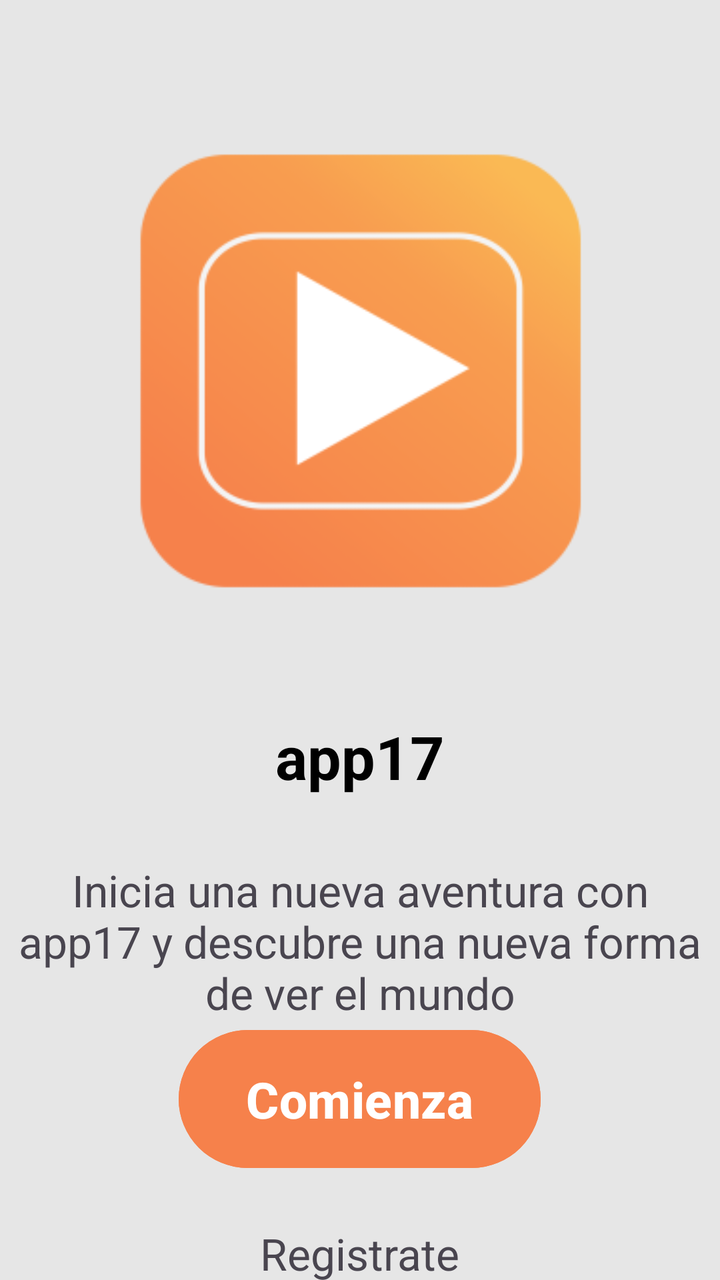
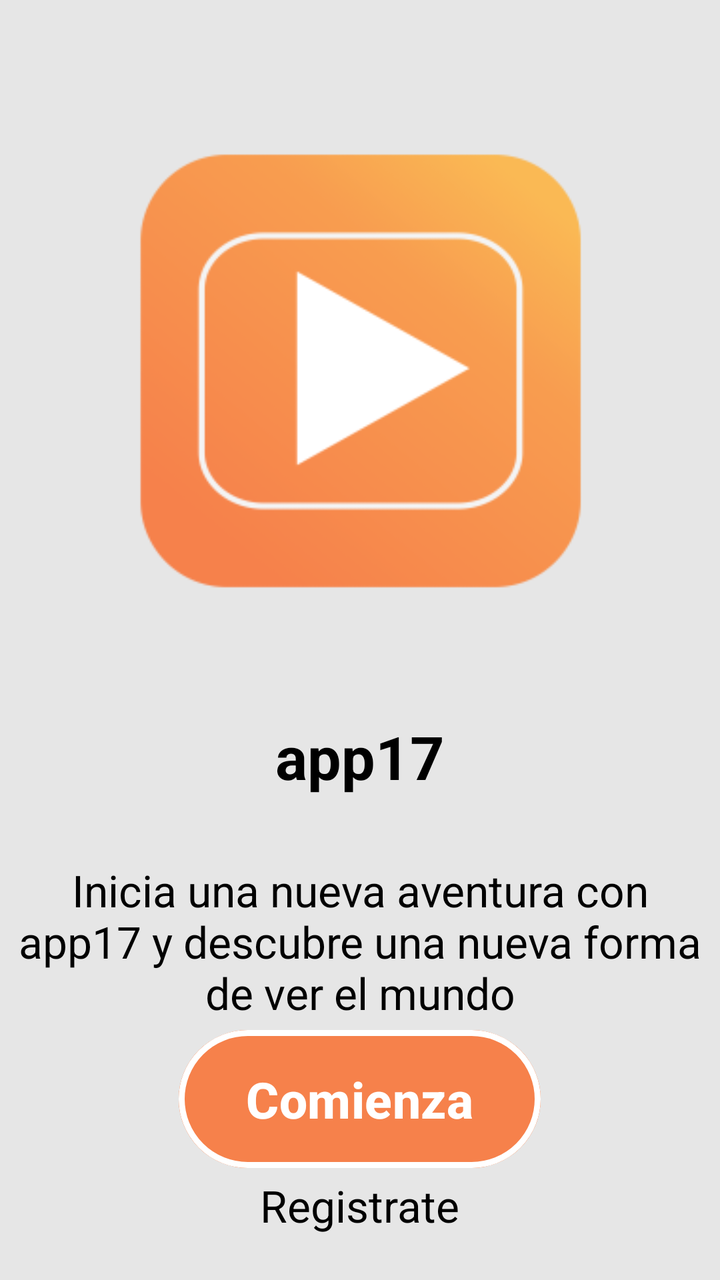

Before-and-after screenshots of an Android layout around one commit, followed by the original layout XML and the change that was made.
<!-- AndroidManifest.xml: application theme Theme.App17 -->
<!-- res/layout/activity_inicio.xml -->
<?xml version="1.0" encoding="utf-8"?>
<LinearLayout xmlns:android="http://schemas.android.com/apk/res/android"
    xmlns:tools="http://schemas.android.com/tools"
    android:id="@+id/main"
    android:layout_width="match_parent"
    android:layout_height="match_parent"
    android:background="@color/backgroundApp"
    android:orientation="vertical"
    android:gravity="center_horizontal"
    tools:context=".inicio.app17_screenstarting"
    android:fitsSystemWindows="true">

    <ImageView
        android:id="@+id/tv_bienvenidaScndScreen"
        android:layout_width="349dp"
        android:layout_height="306dp"
        android:layout_marginTop="32dp"
        android:src="@mipmap/ic_launcher_foreground" />

    <TextView
        android:id="@+id/txt_nameApp"
        android:layout_width="wrap_content"
        android:layout_height="wrap_content"
        android:layout_marginTop="20dp"
        android:text="@string/txt_scndScreenNameApp"
        android:textColor="@color/black"
        android:textSize="30sp"
        android:textStyle="bold" />

    <TextView
        android:id="@+id/txt_descripcionBienvenida"
        android:layout_width="352dp"
        android:layout_height="wrap_content"
        android:layout_marginTop="32dp"
        android:text="@string/txt_descripciónBienvenida"
        android:textAlignment="center"
        android:textSize="22sp" />

    <View
        android:layout_width="match_parent"
        android:layout_height="0dp"
        android:layout_weight="1" />

    <Button
        android:id="@+id/button_Start"
        android:layout_width="181dp"
        android:layout_height="77dp"
        android:layout_marginBottom="24dp"
        android:backgroundTint="@color/bttoncolor"
        android:text="@string/txt_startButton"
        android:textAlignment="center"
        android:textSize="25sp"
        android:textStyle="bold"
        android:strokeColor="#FFFFFF" />

    <TextView
        android:id="@+id/txt_register"
        android:layout_width="wrap_content"
        android:layout_height="wrap_content"
        android:layout_marginBottom="112dp"
        android:text="@string/txt_registerScndScreen"
        android:textSize="22sp" />

</LinearLayout>
<!-- resources referenced by this layout -->
<resources>
  <color name="backgroundApp">#E6E6E6</color>
  <color name="black">#FF000000</color>
  <color name="bttoncolor">#F6814B</color>
  <!-- mipmap ic_launcher_foreground (drawable) -->
  <vector xmlns:android="http://schemas.android.com/apk/res/android"
      xmlns:aapt="http://schemas.android.com/aapt"
      android:width="108dp"
      android:height="108dp"
      android:viewportWidth="108"
      android:viewportHeight="108">
      <path android:pathData="M31,63.928c0,0 6.4,-11 12.1,-13.1c7.2,-2.6 26,-1.4 26,-1.4l38.1,38.1L107,108.928l-32,-1L31,63.928z">
          <aapt:attr name="android:fillColor">
              <gradient
                  android:endX="85.84757"
                  android:endY="92.4963"
                  android:startX="42.9492"
                  android:startY="49.59793"
                  android:type="linear">
                  <item
                      android:color="#44000000"
                      android:offset="0.0" />
                  <item
                      android:color="#00000000"
                      android:offset="1.0" />
              </gradient>
          </aapt:attr>
      </path>
      <path
          android:fillColor="#FFFFFF"
          android:fillType="nonZero"
          android:pathData="M65.3,45.828l3.8,-6.6c0.2,-0.4 0.1,-0.9 -0.3,-1.1c-0.4,-0.2 -0.9,-0.1 -1.1,0.3l-3.9,6.7c-6.3,-2.8 -13.4,-2.8 -19.7,0l-3.9,-6.7c-0.2,-0.4 -0.7,-0.5 -1.1,-0.3C38.8,38.328 38.7,38.828 38.9,39.228l3.8,6.6C36.2,49.428 31.7,56.028 31,63.928h46C76.3,56.028 71.8,49.428 65.3,45.828zM43.4,57.328c-0.8,0 -1.5,-0.5 -1.8,-1.2c-0.3,-0.7 -0.1,-1.5 0.4,-2.1c0.5,-0.5 1.4,-0.7 2.1,-0.4c0.7,0.3 1.2,1 1.2,1.8C45.3,56.528 44.5,57.328 43.4,57.328L43.4,57.328zM64.6,57.328c-0.8,0 -1.5,-0.5 -1.8,-1.2s-0.1,-1.5 0.4,-2.1c0.5,-0.5 1.4,-0.7 2.1,-0.4c0.7,0.3 1.2,1 1.2,1.8C66.5,56.528 65.6,57.328 64.6,57.328L64.6,57.328z"
          android:strokeWidth="1"
          android:strokeColor="#00000000" />
  </vector>
  <string name="txt_registerScndScreen">Registrate</string>
  <string name="txt_scndScreenNameApp">app17</string>
  <string name="txt_startButton">Comienza</string>
  <style name="Theme.App17" parent="Base.Theme.App17">
          <item name="colorPrimary">@color/backgroundApp</item>
      </style>
  <style name="Base.Theme.App17" parent="Theme.Material3.DayNight.NoActionBar">
          
          
      </style>
</resources>

<!-- the commit's change to res/layout/activity_inicio.xml (unified diff, before → after) -->
@@ -1,6 +1,7 @@
 <?xml version="1.0" encoding="utf-8"?>
 <LinearLayout xmlns:android="http://schemas.android.com/apk/res/android"
     xmlns:tools="http://schemas.android.com/tools"
+    xmlns:app="http://schemas.android.com/apk/res-auto"
     android:id="@+id/main"
     android:layout_width="match_parent"
     android:layout_height="match_parent"
@@ -34,7 +35,8 @@
         android:layout_marginTop="32dp"
         android:text="@string/txt_descripciónBienvenida"
         android:textAlignment="center"
-        android:textSize="22sp" />
+        android:textSize="22sp"
+        android:textColor="@color/black"/>
 
     <View
         android:layout_width="match_parent"
@@ -45,13 +47,14 @@
         android:id="@+id/button_Start"
         android:layout_width="181dp"
         android:layout_height="77dp"
-        android:layout_marginBottom="24dp"
         android:backgroundTint="@color/bttoncolor"
         android:text="@string/txt_startButton"
         android:textAlignment="center"
         android:textSize="25sp"
         android:textStyle="bold"
-        android:strokeColor="#FFFFFF" />
+        app:strokeColor="#FFFFFF"
+        app:strokeWidth="3dp"
+        android:textColor="@color/white"/>
 
     <TextView
         android:id="@+id/txt_register"
@@ -59,6 +62,7 @@
         android:layout_height="wrap_content"
         android:layout_marginBottom="112dp"
         android:text="@string/txt_registerScndScreen"
-        android:textSize="22sp" />
+        android:textSize="22sp"
+        android:textColor="@color/black"/>
 
 </LinearLayout>
<!-- resource entries referenced after the edit -->
@@ -3,6 +3,7 @@
   <color name="backgroundApp">#E6E6E6</color>
   <color name="black">#FF000000</color>
   <color name="bttoncolor">#F6814B</color>
+  <color name="white">#FFFFFFFF</color>
   <!-- mipmap ic_launcher_foreground (drawable) -->
   <vector xmlns:android="http://schemas.android.com/apk/res/android"
       xmlns:aapt="http://schemas.android.com/aapt"
